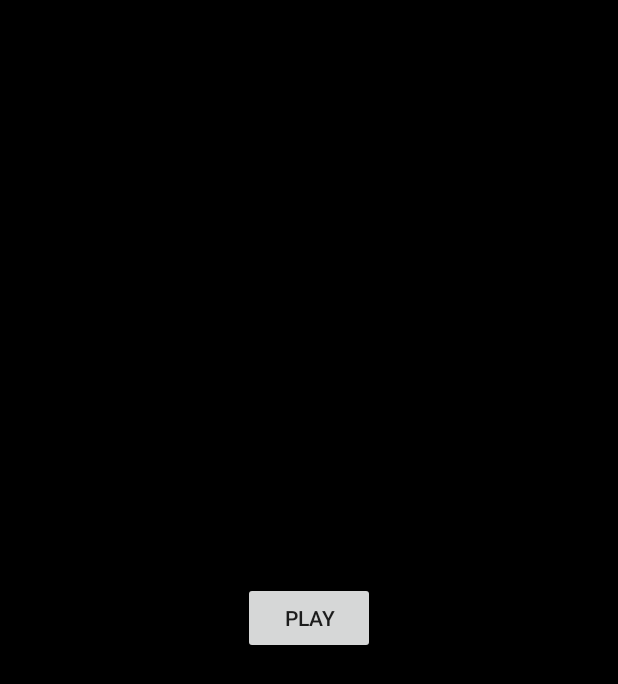
After one commit to m6s/android-video-2, an Android app: the VideoPlayerActivity screen opened directly, with no data from a screen before it, on a phone screen of 412 x 824 dp. The commit adds this screen. Shown: the top 684 px of the screen. Run offline under Robolectric (Android 15) with nearby library versions, the phone set to English and light mode, and no system bars; our stand-ins replace data binding; libraries missing offline, so code that uses them is left out: com.google.android.exoplayer2; 9 statements that could not run were skipped.

Commit message:
Custom player view

```diff
--- /dev/null
+++ b/app/src/main/java/info/mschmitt/video/VideoControlView.java
@@ -0,0 +1,46 @@
+package info.mschmitt.video;
+
+import android.content.Context;
+import android.support.annotation.AttrRes;
+import android.support.annotation.NonNull;
+import android.support.annotation.Nullable;
+import android.util.AttributeSet;
+import android.view.LayoutInflater;
+import android.view.View;
+import android.widget.FrameLayout;
+import com.google.android.exoplayer2.SimpleExoPlayer;
+
+/**
+ * @author Matthias Schmitt
+ */
+public class VideoControlView extends FrameLayout {
+    private final View playButton;
+    private SimpleExoPlayer player;
+
+    public VideoControlView(@NonNull Context context) {
+        this(context, null, 0);
+    }
+
+    public VideoControlView(@NonNull Context context, @Nullable AttributeSet attrs, @AttrRes int defStyleAttr) {
+        super(context, attrs, defStyleAttr);
+        LayoutInflater.from(context).inflate(R.layout.video_control_view, this, true);
+        playButton = findViewById(R.id.playButton);
+        playButton.setOnClickListener(this::onPlayClick);
+    }
+
+    public VideoControlView(@NonNull Context context, @Nullable AttributeSet attrs) {
+        this(context, attrs, 0);
+    }
+
+    private void onPlayClick(View view) {
+        player.setPlayWhenReady(true);
+    }
+
+    void setPlayer(SimpleExoPlayer player) {
+        this.player = player;
+    }
+
+    public SimpleExoPlayer getPlayer() {
+        return player;
+    }
+}
--- /dev/null
+++ b/app/src/main/java/info/mschmitt/video/VideoPlayerActivity.java
@@ -0,0 +1,31 @@
+package info.mschmitt.video;
+
+import android.databinding.DataBindingUtil;
+import android.os.Bundle;
+import android.support.v7.app.AppCompatActivity;
+import com.google.android.exoplayer2.SimpleExoPlayer;
+import info.mschmitt.video.databinding.VideoPlayerActivityBinding;
+
+public class VideoPlayerActivity extends AppCompatActivity {
+    private VideoPlayerActivityBinding binding;
+
+    @Override
+    protected void onCreate(Bundle savedInstanceState) {
+        super.onCreate(savedInstanceState);
+        binding = DataBindingUtil.setContentView(this, R.layout.video_player_activity);
+        binding.playerView.preparePlayer("file:///android_asset/ragnar.mp4");
+    }
+
+    @Override
+    protected void onDestroy() {
+        binding.playerView.getPlayer().release();
+        super.onDestroy();
+    }
+
+    @Override
+    protected void onPause() {
+        SimpleExoPlayer player = binding.playerView.getPlayer();
+        player.setPlayWhenReady(false);
+        super.onPause();
+    }
+}
--- /dev/null
+++ b/app/src/main/java/info/mschmitt/video/VideoPlayerView.java
@@ -0,0 +1,161 @@
+package info.mschmitt.video;
+
+import android.content.Context;
+import android.net.Uri;
+import android.support.annotation.AttrRes;
+import android.support.annotation.NonNull;
+import android.support.annotation.Nullable;
+import android.util.AttributeSet;
+import android.view.LayoutInflater;
+import android.view.SurfaceView;
+import android.widget.FrameLayout;
+import com.google.android.exoplayer2.ExoPlayerFactory;
+import com.google.android.exoplayer2.Format;
+import com.google.android.exoplayer2.Player;
+import com.google.android.exoplayer2.SimpleExoPlayer;
+import com.google.android.exoplayer2.source.ExtractorMediaSource;
+import com.google.android.exoplayer2.source.MediaSource;
+import com.google.android.exoplayer2.trackselection.AdaptiveTrackSelection;
+import com.google.android.exoplayer2.trackselection.DefaultTrackSelector;
+import com.google.android.exoplayer2.trackselection.TrackSelection;
+import com.google.android.exoplayer2.trackselection.TrackSelector;
+import com.google.android.exoplayer2.upstream.BandwidthMeter;
+import com.google.android.exoplayer2.upstream.DefaultBandwidthMeter;
+import com.google.android.exoplayer2.upstream.DefaultDataSourceFactory;
+import com.google.android.exoplayer2.util.Util;
+
+/**
+ * @author Matthias Schmitt
+ */
+public class VideoPlayerView extends FrameLayout {
+    private final SurfaceView surfaceView;
+    private final ExtractorMediaSource.Factory mediaSourceFactory;
+    private final VideoControlView videoControlView;
+    private SimpleExoPlayer player;
+    private PlayerInfo playerInfo;
+    private final Player.DefaultEventListener playerListener = new Player.DefaultEventListener() {
+        @Override
+        public void onPlayerStateChanged(boolean playWhenReady, int playbackState) {
+            VideoPlayerView.this.onPlayerStateChanged(playWhenReady, playbackState);
+        }
+    };
+
+    public VideoPlayerView(@NonNull Context context) {
+        this(context, null, 0);
+    }
+
+    public VideoPlayerView(@NonNull Context context, @Nullable AttributeSet attrs, @AttrRes int defStyleAttr) {
+        super(context, attrs, defStyleAttr);
+        LayoutInflater.from(context).inflate(R.layout.video_player_view, this, true);
+        setBackgroundColor(0xff000000);
+        surfaceView = findViewById(R.id.surfaceView);
+        videoControlView = findViewById(R.id.videoControlView);
+        String userAgent = Util.getUserAgent(context, "Buzz");
+        DefaultDataSourceFactory dataSourceFactory = new DefaultDataSourceFactory(context, userAgent);
+        mediaSourceFactory = new ExtractorMediaSource.Factory(dataSourceFactory);
+        updateViews();
+    }
+
+    public VideoPlayerView(@NonNull Context context, @Nullable AttributeSet attrs) {
+        this(context, attrs, 0);
+    }
+
+    private static TrackSelector newTrackSelector() {
+        BandwidthMeter bandwidthMeter = new DefaultBandwidthMeter();
+        TrackSelection.Factory trackSelectionFactory = new AdaptiveTrackSelection.Factory(bandwidthMeter);
+        return new DefaultTrackSelector(trackSelectionFactory);
+    }
+
+    @Override
+    public void onAttachedToWindow() {
+        super.onAttachedToWindow();
+        if (player != null && playerInfo.playWhenReadyOnAttach) {
+            player.setPlayWhenReady(true);
+        }
+    }
+
+    @Override
+    public void onDetachedFromWindow() {
+        super.onDetachedFromWindow();
+        if (player != null) {
+            playerInfo.playWhenReadyOnAttach = player.getPlayWhenReady();
+            player.setPlayWhenReady(false);
+        }
+    }
+
+    private void onPlayerStateChanged(boolean playWhenReady, int playbackState) {
+        Format videoFormat = player.getVideoFormat();
+        if (playerInfo.videoFormat == null && videoFormat != null) {
+            playerInfo.videoFormat = videoFormat;
+            applyVideoFormat();
+        }
+        if (!playerInfo.playbackEnded && playbackState == Player.STATE_ENDED) {
+            playerInfo.playbackEnded = true;
+        }
+        if (!playerInfo.playbackReady && playbackState == Player.STATE_READY) {
+            playerInfo.playbackReady = true;
+        }
+        if (playbackState != Player.STATE_ENDED) {
+            playerInfo.playbackEnded = false;
+        }
+        if (playbackState != Player.STATE_READY) {
+            playerInfo.playbackReady = false;
+        }
+    }
+
+    private void applyVideoFormat() {
+        int videoWidth = playerInfo.videoFormat.width;
+        int videoHeight = playerInfo.videoFormat.height;
+        int width = getWidth();
+        int height = getHeight();
+        float scaleFactor = (float) width / videoWidth;
+        if (scaleFactor * videoHeight > height) {
+            scaleFactor = (float) height / videoHeight;
+        }
+        surfaceView.getLayoutParams().width = (int) (videoWidth * scaleFactor);
+        surfaceView.getLayoutParams().height = (int) (videoHeight * scaleFactor);
+        surfaceView.requestLayout();
+    }
+
+    private void updateViews() {
+        boolean playing = false;
+        boolean playWhenReady = false;
+        if (player != null) {
+            int playbackState = player.getPlaybackState();
+            playing = playbackState == Player.STATE_READY && player.getPlayWhenReady();
+            playWhenReady = player.getPlayWhenReady();
+        }
+    }
+
+    public void preparePlayer(String url) {
+        Uri uri = Uri.parse(url);
+        MediaSource mediaSource = mediaSourceFactory.createMediaSource(uri);
+        SimpleExoPlayer player = ExoPlayerFactory.newSimpleInstance(getContext(), newTrackSelector());
+        player.prepare(mediaSource, true, true);
+        setPlayer(player);
+    }
+
+    public SimpleExoPlayer getPlayer() {
+        return player;
+    }
+
+    public void setPlayer(SimpleExoPlayer player) {
+        this.player = player;
+        playerInfo = new PlayerInfo();
+        player.addListener(playerListener);
+        videoControlView.setPlayer(player);
+        player.setVideoSurfaceView(surfaceView);
+//        player.addVideoDebugListener(new VideoRendererEventListener() {});
+//        Player.VideoComponent newVideoComponent = player.getVideoComponent();
+//        if (newVideoComponent != null) {
+//            newVideoComponent.setVideoSurfaceView(surfaceView);
+//        }
+    }
+
+    private static class PlayerInfo {
+        Format videoFormat;
+        boolean playWhenReadyOnAttach;
+        boolean playbackEnded;
+        boolean playbackReady;
+    }
+}
--- /dev/null
+++ b/app/src/main/res/layout/video_control_view.xml
@@ -0,0 +1,12 @@
+<?xml version="1.0" encoding="utf-8"?>
+<merge xmlns:android="http://schemas.android.com/apk/res/android"
+    xmlns:tools="http://schemas.android.com/tools"
+    tools:ignore="RtlHardcoded,UnusedAttribute,HardcodedText,ContentDescription,SpUsage">
+
+    <Button
+        android:id="@+id/playButton"
+        android:layout_width="wrap_content"
+        android:layout_height="wrap_content"
+        android:layout_gravity="center"
+        android:text="Play" />
+</merge>
--- /dev/null
+++ b/app/src/main/res/layout/video_player_activity.xml
@@ -0,0 +1,14 @@
+<layout xmlns:android="http://schemas.android.com/apk/res/android"
+    xmlns:tools="http://schemas.android.com/tools"
+    tools:ignore="HardcodedText">
+
+    <FrameLayout
+        android:layout_width="match_parent"
+        android:layout_height="match_parent">
+
+        <info.mschmitt.video.VideoPlayerView
+            android:id="@+id/playerView"
+            android:layout_width="match_parent"
+            android:layout_height="match_parent" />
+    </FrameLayout>
+</layout>
--- /dev/null
+++ b/app/src/main/res/layout/video_player_view.xml
@@ -0,0 +1,16 @@
+<?xml version="1.0" encoding="utf-8"?>
+<merge xmlns:android="http://schemas.android.com/apk/res/android"
+    xmlns:tools="http://schemas.android.com/tools"
+    tools:ignore="RtlHardcoded,UnusedAttribute,HardcodedText,ContentDescription,SpUsage">
+
+    <SurfaceView
+        android:id="@+id/surfaceView"
+        android:layout_width="0px"
+        android:layout_height="0px"
+        android:layout_gravity="center" />
+
+    <info.mschmitt.video.VideoControlView
+        android:id="@+id/videoControlView"
+        android:layout_width="match_parent"
+        android:layout_height="match_parent" />
+</merge>
```
Also changed, not shown: app/src/main/AndroidManifest.xml (+7 -2 lines), app/src/main/java/info/mschmitt/video/ExoPlayerActivity.java (renamed from app/src/main/java/info/mschmitt/video/PlayerActivity.java, +4 -4 lines), app/src/main/res/layout/exo_player_activity.xml (renamed from app/src/main/res/layout/player_activity.xml).
